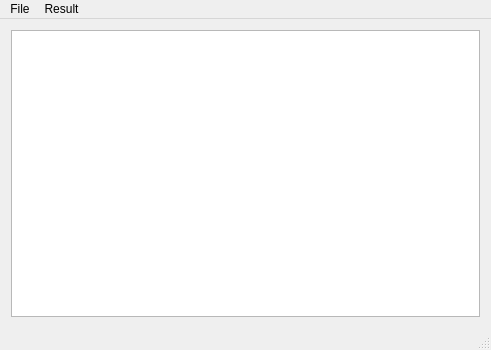
Old version of the form mainwindow.ui in the repository debate-info-lab/sep-speech-tools.
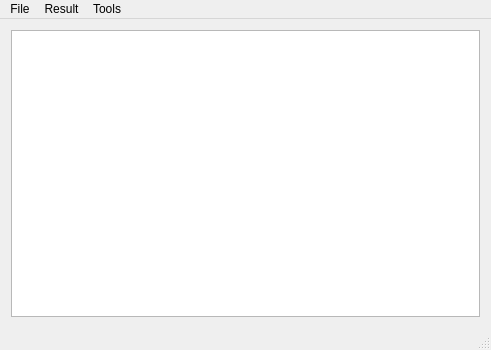
New version of the form.

What changed in the file:
```diff
--- a/mainwindow.ui
+++ b/mainwindow.ui
@@ -41,8 +41,15 @@
     </property>
     <addaction name="actionShowRuby"/>
    </widget>
+   <widget class="QMenu" name="menuTools">
+    <property name="title">
+     <string>Tools</string>
+    </property>
+    <addaction name="actionPreference"/>
+   </widget>
    <addaction name="menuFile"/>
    <addaction name="menuResult"/>
+   <addaction name="menuTools"/>
   </widget>
   <widget class="QStatusBar" name="statusBar"/>
   <action name="actionExit">
```
Left out of the diff: 5 changed lines with no effect on the pictures.
